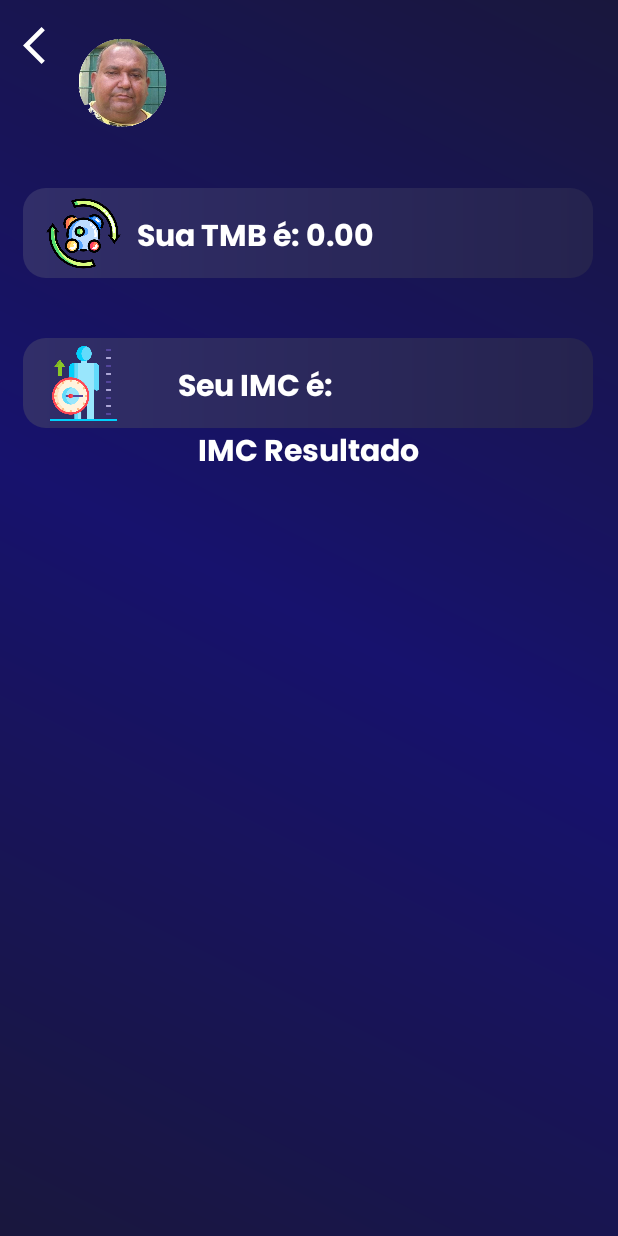
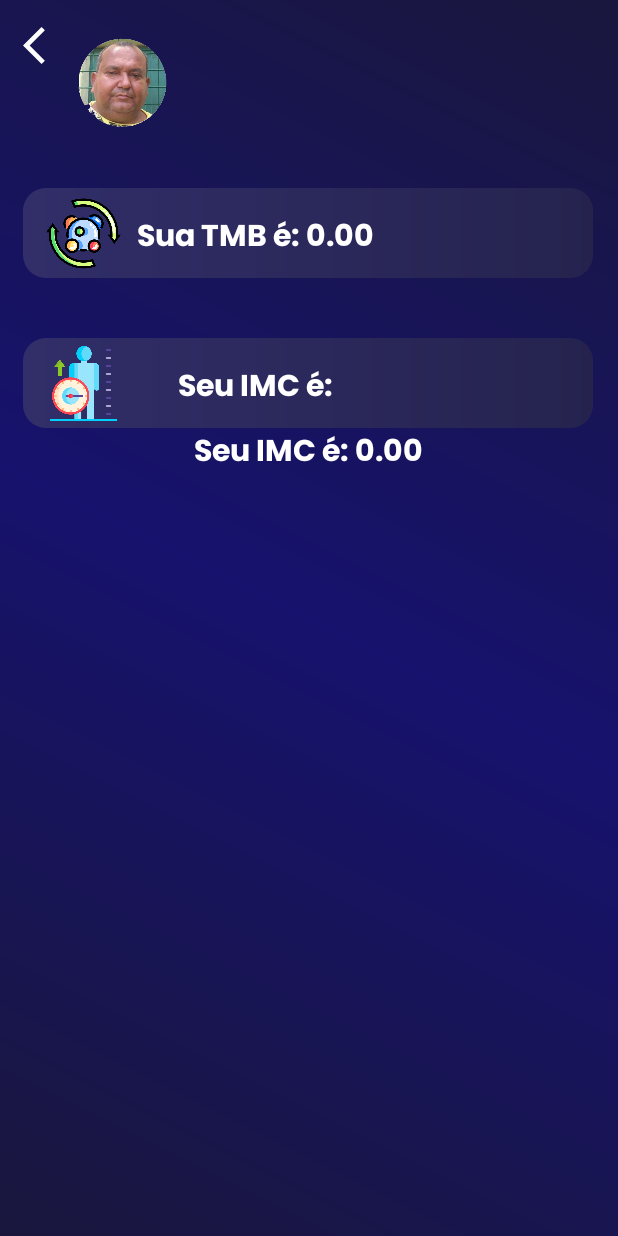
Before and after one commit to Tiag0Sants/Smart-Banha, an Android app: the MainActivity screen opened directly, with no data from a screen before it, on a phone screen of 412 x 824 dp. Run offline under Robolectric (Android 15) with nearby library versions, the phone set to English and light mode, and no system bars.

Commit message:
Teste IMC, e botao de voltar da main funfando.

```diff
--- a/app/src/main/java/com/example/prototipo2/MainActivity.java
+++ b/app/src/main/java/com/example/prototipo2/MainActivity.java
@@ -1,8 +1,10 @@
 package com.example.prototipo2;
 
 import androidx.appcompat.app.AppCompatActivity;
-
+import android.content.Intent;
 import android.os.Bundle;
+import android.view.View;
+import android.widget.ImageView;
 import android.widget.TextView;
 
 public class MainActivity extends AppCompatActivity {
@@ -12,12 +14,27 @@ public class MainActivity extends AppCompatActivity {
         super.onCreate(savedInstanceState);
         setContentView(R.layout.activity_main);
 
-        // Recebe o valor da TMB passado pela Intent
+        // Recebe os valores da TMB e IMC passados pela Intent
         double tmb = getIntent().getDoubleExtra("TMB_RESULTADO", 0.0);
+        double imc = getIntent().getDoubleExtra("IMC_RESULTADO", 0.0);
 
         // Atualiza o TextView com o valor da TMB
         TextView textViewTMB = findViewById(R.id.textViewTMB);
         textViewTMB.setText("Sua TMB é: " + String.format("%.2f", tmb));
+
+        // Atualiza o TextView com o valor do IMC
+        TextView textViewIMC = findViewById(R.id.imc_resultado);
+        textViewIMC.setText("Seu IMC é: " + String.format("%.2f", imc));
+
+        // Configura o botão de voltar para navegar para a HomeActivity
+        ImageView btnVoltar = findViewById(R.id.btnvoltar);
+        btnVoltar.setOnClickListener(new View.OnClickListener() {
+            @Override
+            public void onClick(View v) {
+                Intent intent = new Intent(MainActivity.this, Home.class);
+                startActivity(intent);
+                finish();
+            }
+        });
     }
-
 }
--- a/app/src/main/res/layout/activity_main.xml
+++ b/app/src/main/res/layout/activity_main.xml
@@ -5,15 +5,15 @@
     android:layout_width="match_parent"
     android:layout_height="match_parent"
     android:background="@drawable/background"
-    tools:context=".cadastro2">
+    tools:context=".MainActivity">
 
     <ImageView
         android:id="@+id/btnvoltar"
-        android:src="@drawable/baseline_arrow_back_ios_24"
+        android:layout_width="30dp"
         android:layout_height="30dp"
-        android:layout_width="30dp"
         android:layout_marginTop="15dp"
         android:layout_marginLeft="15dp"
+        android:src="@drawable/baseline_arrow_back_ios_24"
         app:layout_constraintStart_toStartOf="parent"
         app:layout_constraintTop_toTopOf="parent" />
 
@@ -21,42 +21,42 @@
         android:id="@+id/imagem_perfil"
         android:layout_width="60dp"
         android:layout_height="60dp"
+        android:layout_marginLeft="-250dp"
+        android:layout_marginTop="25dp"
         android:src="@drawable/perfil_provisorio"
+        app:layout_constraintEnd_toEndOf="parent"
         app:layout_constraintStart_toStartOf="parent"
-        app:layout_constraintEnd_toEndOf="parent"
-        app:layout_constraintTop_toTopOf="parent"
-        android:layout_marginLeft="-250dp"
-        android:layout_marginTop="25dp" />
+        app:layout_constraintTop_toTopOf="parent" />
 
     <TextView
         android:id="@+id/textViewNomeUsuario"
         android:layout_width="wrap_content"
         android:layout_height="wrap_content"
+        android:layout_marginStart="10dp"
         android:text=""
+        android:textColor="@android:color/white"
         android:textSize="18sp"
-        android:textColor="@android:color/white"
         app:layout_constraintStart_toEndOf="@+id/imagem_perfil"
-        app:layout_constraintTop_toTopOf="@+id/imagem_perfil"
-        android:layout_marginStart="10dp" />
+        app:layout_constraintTop_toTopOf="@+id/imagem_perfil" />
 
     <View
+        android:id="@+id/tmb"
         android:layout_width="380dp"
         android:layout_height="60dp"
-        android:id="@+id/tmb"
         android:layout_marginStart="15dp"
         style="@style/button_opcoes"
         app:layout_constraintStart_toStartOf="parent"
         app:layout_constraintTop_toBottomOf="@+id/imagem_perfil" />
+
     <ImageView
         android:layout_width="50dp"
         android:layout_height="50dp"
+        android:layout_marginStart="-300dp"
+        android:layout_marginTop="5dp"
         android:src="@drawable/tmb"
-        app:layout_constraintTop_toTopOf="@+id/tmb"
+        app:layout_constraintEnd_toEndOf="@+id/tmb"
         app:layout_constraintStart_toStartOf="@+id/tmb"
-        app:layout_constraintEnd_toEndOf="@+id/tmb"
-        android:layout_marginStart="-300dp"
-        android:layout_marginTop="5dp"/>
-
+        app:layout_constraintTop_toTopOf="@+id/tmb" />
 
     <TextView
         android:id="@+id/textViewTMB"
@@ -73,9 +73,9 @@
         app:layout_constraintTop_toTopOf="@+id/tmb" />
 
     <View
+        android:id="@+id/imc"
         android:layout_width="380dp"
         android:layout_height="60dp"
-        android:id="@+id/imc"
         android:layout_marginStart="15dp"
         style="@style/button_opcoes"
         app:layout_constraintStart_toStartOf="parent"
@@ -84,39 +84,37 @@
     <ImageView
         android:layout_width="50dp"
         android:layout_height="50dp"
+        android:layout_marginStart="-300dp"
+        android:layout_marginTop="5dp"
         android:src="@drawable/imc"
-        app:layout_constraintTop_toTopOf="@+id/imc"
+        app:layout_constraintEnd_toEndOf="@+id/imc"
         app:layout_constraintStart_toStartOf="@+id/imc"
-        app:layout_constraintEnd_toEndOf="@+id/imc"
-        android:layout_marginStart="-300dp"
-        android:layout_marginTop="5dp"/>
+        app:layout_constraintTop_toTopOf="@+id/imc" />
 
     <TextView
         android:id="@+id/textViewIMC"
         android:layout_width="wrap_content"
         android:layout_height="wrap_content"
+        android:layout_marginStart="-70dp"
+        android:layout_marginTop="16dp"
+        android:fontFamily="@font/poppins_bold"
         android:text="@string/seu_imc"
+        android:textColor="@android:color/white"
         android:textSize="20sp"
-        android:textColor="@android:color/white"
-        android:fontFamily="@font/poppins_bold"
-        app:layout_constraintTop_toTopOf="@+id/imc"
+        app:layout_constraintEnd_toEndOf="@+id/imc"
         app:layout_constraintStart_toStartOf="@+id/imc"
-        app:layout_constraintEnd_toEndOf="@+id/imc"
-        android:layout_marginTop="16dp"
-        android:layout_marginStart="-70dp" />
+        app:layout_constraintTop_toTopOf="@+id/imc" />
 
-    <!-- Adiciona o TextView para exibir o valor do IMC -->
     <TextView
         android:id="@+id/imc_resultado"
         android:layout_width="wrap_content"
         android:layout_height="wrap_content"
-        android:text="@string/imc_resultado"
+        android:layout_marginTop="8dp"
+        android:text=""
+        android:textColor="@android:color/white"
         android:textSize="20sp"
-        android:textColor="@android:color/white"
         android:fontFamily="@font/poppins_bold"
-        app:layout_constraintTop_toBottomOf="@+id/textViewIMC"
+        app:layout_constraintEnd_toEndOf="@+id/imc"
         app:layout_constraintStart_toStartOf="@+id/imc"
-        app:layout_constraintEnd_toEndOf="@+id/imc"
-        android:layout_marginTop="8dp" />
-
+        app:layout_constraintTop_toBottomOf="@+id/textViewIMC" />
 </androidx.constraintlayout.widget.ConstraintLayout>
```
